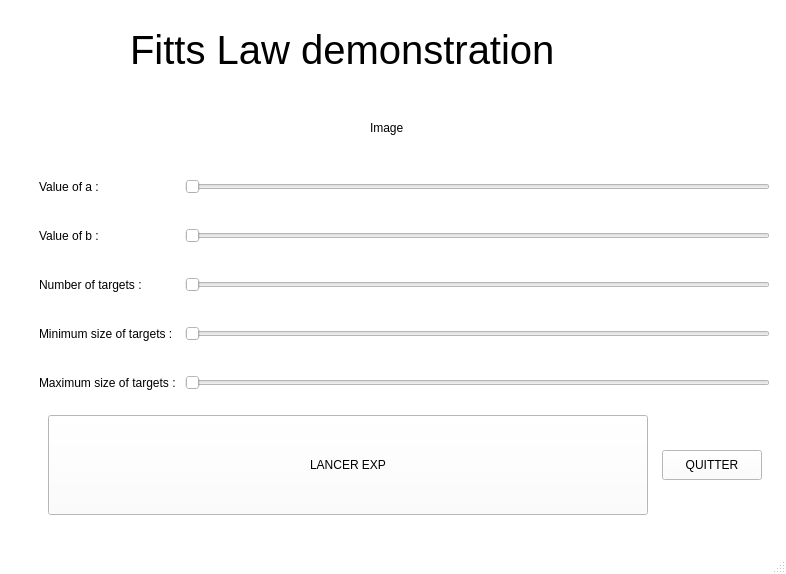
First picture: the form in mainView.ui, repository SophieShirine/FittsLaw, before the edit.
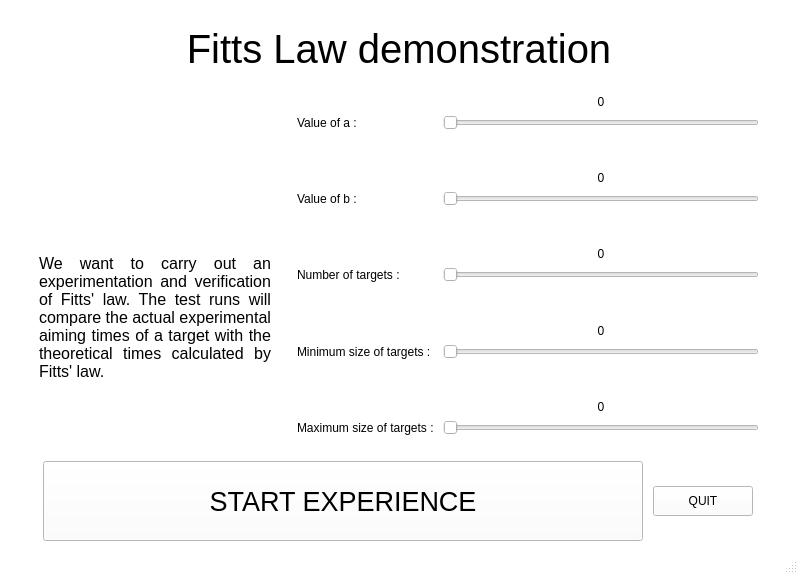
Second picture: the form after the edit. Icons and pictures are not drawn.

What changed in the file:
```diff
--- a/mainView.ui
+++ b/mainView.ui
@@ -12,7 +12,7 @@
    <rect>
     <x>0</x>
     <y>0</y>
-    <width>786</width>
+    <width>798</width>
     <height>574</height>
    </rect>
   </property>
@@ -474,19 +474,13 @@
      <height>550</height>
     </size>
    </property>
+   <layout class="QVBoxLayout" name="verticalLayout">
+    <item>
    <widget class="QLabel" name="titleLabel">
-    <property name="geometry">
-     <rect>
-      <x>130</x>
-      <y>0</y>
-      <width>531</width>
-      <height>100</height>
-     </rect>
-    </property>
     <property name="minimumSize">
      <size>
-      <width>500</width>
-      <height>100</height>
+        <width>600</width>
+        <height>80</height>
      </size>
     </property>
     <property name="font">
@@ -494,203 +488,357 @@
       <pointsize>30</pointsize>
      </font>
     </property>
+      <property name="layoutDirection">
+       <enum>Qt::LeftToRight</enum>
+      </property>
+      <property name="frameShape">
+       <enum>QFrame::NoFrame</enum>
+      </property>
     <property name="text">
      <string>Fitts Law demonstration</string>
     </property>
-   </widget>
-   <widget class="QWidget" name="horizontalLayoutWidget">
-    <property name="geometry">
-     <rect>
-      <x>40</x>
-      <y>400</y>
-      <width>731</width>
-      <height>131</height>
-     </rect>
-    </property>
-    <layout class="QHBoxLayout" name="buttonLayout">
+      <property name="textFormat">
+       <enum>Qt::AutoText</enum>
+      </property>
+      <property name="alignment">
+       <set>Qt::AlignCenter</set>
+      </property>
+     </widget>
+    </item>
+    <item>
+     <spacer name="verticalSpacer_6">
+      <property name="orientation">
+       <enum>Qt::Vertical</enum>
+      </property>
+      <property name="sizeHint" stdset="0">
+       <size>
+        <width>20</width>
+        <height>40</height>
+       </size>
+      </property>
+     </spacer>
+    </item>
      <item>
-      <widget class="QPushButton" name="startBtn">
+     <layout class="QHBoxLayout" name="centerLayout">
+      <item>
+       <spacer name="horizontalSpacer_2">
+        <property name="orientation">
+         <enum>Qt::Horizontal</enum>
+        </property>
+        <property name="sizeType">
+         <enum>QSizePolicy::Preferred</enum>
+        </property>
+        <property name="sizeHint" stdset="0">
+         <size>
+          <width>30</width>
+          <height>20</height>
+         </size>
+        </property>
+       </spacer>
+      </item>
+      <item>
+       <layout class="QVBoxLayout" name="formulaLayout">
+        <item>
+         <widget class="QLabel" name="formulaImage">
+          <property name="sizePolicy">
+           <sizepolicy hsizetype="Preferred" vsizetype="Preferred">
+            <horstretch>0</horstretch>
+            <verstretch>0</verstretch>
+           </sizepolicy>
+          </property>
        <property name="minimumSize">
         <size>
-         <width>80</width>
-         <height>80</height>
-        </size>
-       </property>
-       <property name="maximumSize">
-        <size>
-         <width>600</width>
-         <height>100</height>
-        </size>
-       </property>
-       <property name="sizeIncrement">
-        <size>
          <width>0</width>
          <height>0</height>
         </size>
        </property>
-       <property name="baseSize">
+          <property name="maximumSize">
         <size>
-         <width>500</width>
-         <height>200</height>
+            <width>300</width>
+            <height>100</height>
         </size>
        </property>
        <property name="text">
-        <string>LANCER EXP</string>
-       </property>
-       <property name="checkable">
+           <string/>
+          </property>
+          <property name="pixmap">
+           <pixmap resource="resourceFile.qrc">:/images/ResourceFile/formula.png</pixmap>
+          </property>
+         </widget>
+        </item>
+        <item>
+         <widget class="QLabel" name="helpLabel">
+          <property name="font">
+           <font>
+            <pointsize>12</pointsize>
+           </font>
+          </property>
+          <property name="text">
+           <string>&lt;html&gt;&lt;head/&gt;&lt;body&gt;&lt;p align=&quot;justify&quot;&gt;We want to carry out an experimentation and verification of Fitts' law. The test runs will compare the actual experimental aiming times of a target with the theoretical times calculated by Fitts' law.&lt;/p&gt;&lt;/body&gt;&lt;/html&gt;</string>
+          </property>
+          <property name="textFormat">
+           <enum>Qt::AutoText</enum>
+          </property>
+          <property name="scaledContents">
         <bool>false</bool>
        </property>
-      </widget>
-     </item>
-     <item>
-      <widget class="QPushButton" name="leaveBtn">
-       <property name="maximumSize">
-        <size>
-         <width>100</width>
-         <height>30</height>
-        </size>
-       </property>
-       <property name="text">
-        <string>QUITTER</string>
+          <property name="wordWrap">
+           <bool>true</bool>
        </property>
       </widget>
      </item>
     </layout>
-   </widget>
-   <widget class="QLabel" name="label_2">
-    <property name="geometry">
-     <rect>
-      <x>370</x>
-      <y>120</y>
-      <width>55</width>
-      <height>16</height>
-     </rect>
-    </property>
-    <property name="text">
-     <string>Image</string>
-    </property>
-   </widget>
-   <widget class="QWidget" name="formLayoutWidget">
-    <property name="geometry">
-     <rect>
-      <x>39</x>
-      <y>179</y>
-      <width>731</width>
-      <height>211</height>
-     </rect>
-    </property>
+      </item>
+      <item>
+       <spacer name="horizontalSpacer">
+        <property name="orientation">
+         <enum>Qt::Horizontal</enum>
+        </property>
+        <property name="sizeType">
+         <enum>QSizePolicy::Preferred</enum>
+        </property>
+        <property name="sizeHint" stdset="0">
+         <size>
+          <width>20</width>
+          <height>20</height>
+         </size>
+        </property>
+       </spacer>
+      </item>
+      <item>
     <layout class="QFormLayout" name="configurationLayout">
-     <item row="0" column="0">
+        <item row="0" column="1">
       <widget class="QLabel" name="aValueLabel">
        <property name="text">
+           <string>0</string>
+          </property>
+          <property name="alignment">
+           <set>Qt::AlignCenter</set>
+          </property>
+         </widget>
+        </item>
+        <item row="1" column="0">
+         <widget class="QLabel" name="aValueTitle">
+          <property name="text">
         <string>Value of a :</string>
        </property>
       </widget>
      </item>
-     <item row="0" column="1">
+        <item row="1" column="1">
       <widget class="QSlider" name="aValue">
        <property name="orientation">
         <enum>Qt::Horizontal</enum>
        </property>
-      </widget>
-     </item>
-     <item row="2" column="0">
+          <property name="invertedAppearance">
+           <bool>false</bool>
+          </property>
+          <property name="invertedControls">
+           <bool>false</bool>
+          </property>
+         </widget>
+        </item>
+        <item row="2" column="1">
+         <spacer name="verticalSpacer">
+          <property name="orientation">
+           <enum>Qt::Vertical</enum>
+          </property>
+          <property name="sizeHint" stdset="0">
+           <size>
+            <width>20</width>
+            <height>40</height>
+           </size>
+          </property>
+         </spacer>
+        </item>
+        <item row="3" column="1">
       <widget class="QLabel" name="bValueLabel">
        <property name="text">
+           <string>0</string>
+          </property>
+          <property name="alignment">
+           <set>Qt::AlignCenter</set>
+          </property>
+         </widget>
+        </item>
+        <item row="4" column="0">
+         <widget class="QLabel" name="bValueTitle">
+          <property name="text">
         <string>Value of b :</string>
        </property>
       </widget>
      </item>
-     <item row="2" column="1">
+        <item row="4" column="1">
       <widget class="QSlider" name="bValue">
        <property name="orientation">
         <enum>Qt::Horizontal</enum>
        </property>
       </widget>
      </item>
-     <item row="4" column="0">
+        <item row="5" column="1">
+         <spacer name="verticalSpacer_2">
+          <property name="orientation">
+           <enum>Qt::Vertical</enum>
+          </property>
+          <property name="sizeHint" stdset="0">
+           <size>
+            <width>20</width>
+            <height>40</height>
+           </size>
+          </property>
+         </spacer>
+        </item>
+        <item row="6" column="1">
       <widget class="QLabel" name="nbTargetLabel">
        <property name="text">
+           <string>0</string>
+          </property>
+          <property name="alignment">
+           <set>Qt::AlignCenter</set>
+          </property>
+         </widget>
+        </item>
+        <item row="7" column="0">
+         <widget class="QLabel" name="nbTargetTitle">
+          <property name="text">
         <string>Number of targets :</string>
        </property>
       </widget>
      </item>
-     <item row="4" column="1">
+        <item row="7" column="1">
       <widget class="QSlider" name="nbTarget">
        <property name="orientation">
         <enum>Qt::Horizontal</enum>
        </property>
       </widget>
      </item>
-     <item row="6" column="0">
+        <item row="8" column="1">
+         <spacer name="verticalSpacer_3">
+          <property name="orientation">
+           <enum>Qt::Vertical</enum>
+          </property>
+          <property name="sizeHint" stdset="0">
+           <size>
+            <width>20</width>
+            <height>40</height>
+           </size>
+          </property>
+         </spacer>
+        </item>
+        <item row="9" column="1">
       <widget class="QLabel" name="minSizeLabel">
        <property name="text">
+           <string>0</string>
+          </property>
+          <property name="alignment">
+           <set>Qt::AlignCenter</set>
+          </property>
+         </widget>
+        </item>
+        <item row="10" column="0">
+         <widget class="QLabel" name="minSizeTitle">
+          <property name="text">
         <string>Minimum size of targets : </string>
        </property>
       </widget>
      </item>
-     <item row="6" column="1">
+        <item row="10" column="1">
       <widget class="QSlider" name="minSize">
        <property name="orientation">
         <enum>Qt::Horizontal</enum>
        </property>
       </widget>
      </item>
-     <item row="8" column="0">
+        <item row="11" column="1">
+         <spacer name="verticalSpacer_4">
+          <property name="orientation">
+           <enum>Qt::Vertical</enum>
+          </property>
+          <property name="sizeHint" stdset="0">
+           <size>
+            <width>20</width>
+            <height>40</height>
+           </size>
+          </property>
+         </spacer>
+        </item>
+        <item row="12" column="1">
       <widget class="QLabel" name="maxSizeLabel">
        <property name="text">
+           <string>0</string>
+          </property>
+          <property name="alignment">
+           <set>Qt::AlignCenter</set>
+          </property>
+         </widget>
+        </item>
+        <item row="13" column="0">
+         <widget class="QLabel" name="maxSizeTitle">
+          <property name="text">
         <string>Maximum size of targets : </string>
        </property>
       </widget>
      </item>
-     <item row="8" column="1">
+        <item row="13" column="1">
       <widget class="QSlider" name="maxSize">
        <property name="orientation">
         <enum>Qt::Horizontal</enum>
        </property>
       </widget>
      </item>
-     <item row="1" column="1">
-      <spacer name="verticalSpacer">
+       </layout>
+      </item>
+      <item>
+       <spacer name="horizontalSpacer_3">
        <property name="orientation">
-        <enum>Qt::Vertical</enum>
-       </property>
+         <enum>Qt::Horizontal</enum>
+        </property>
+        <property name="sizeType">
+         <enum>QSizePolicy::Preferred</enum>
+        </property>
        <property name="sizeHint" stdset="0">
         <size>
-         <width>20</width>
-         <height>40</height>
+          <width>30</width>
+          <height>20</height>
         </size>
        </property>
       </spacer>
      </item>
-     <item row="3" column="1">
-      <spacer name="verticalSpacer_2">
+     </layout>
+    </item>
+    <item>
+     <spacer name="verticalSpacer_7">
        <property name="orientation">
         <enum>Qt::Vertical</enum>
        </property>
+      <property name="sizeType">
+       <enum>QSizePolicy::Expanding</enum>
+      </property>
        <property name="sizeHint" stdset="0">
         <size>
          <width>20</width>
-         <height>40</height>
+        <height>50</height>
         </size>
        </property>
       </spacer>
      </item>
-     <item row="5" column="1">
-      <spacer name="verticalSpacer_3">
+    <item>
+     <spacer name="verticalSpacer_8">
        <property name="orientation">
         <enum>Qt::Vertical</enum>
        </property>
+      <property name="sizeType">
+       <enum>QSizePolicy::Fixed</enum>
+      </property>
        <property name="sizeHint" stdset="0">
         <size>
          <width>20</width>
-         <height>40</height>
+        <height>20</height>
         </size>
        </property>
       </spacer>
      </item>
-     <item row="7" column="1">
-      <spacer name="verticalSpacer_4">
+    <item>
+     <spacer name="verticalSpacer_5">
        <property name="orientation">
         <enum>Qt::Vertical</enum>
        </property>
@@ -702,8 +850,95 @@
        </property>
       </spacer>
      </item>
-    </layout>
-   </widget>
+    <item>
+     <layout class="QHBoxLayout" name="buttonLayout">
+      <item>
+       <spacer name="horizontalSpacer_4">
+        <property name="orientation">
+         <enum>Qt::Horizontal</enum>
+        </property>
+        <property name="sizeType">
+         <enum>QSizePolicy::Preferred</enum>
+        </property>
+        <property name="sizeHint" stdset="0">
+         <size>
+          <width>30</width>
+          <height>20</height>
+         </size>
+        </property>
+       </spacer>
+      </item>
+      <item>
+       <widget class="QPushButton" name="startBtn">
+        <property name="minimumSize">
+         <size>
+          <width>500</width>
+          <height>80</height>
+         </size>
+        </property>
+        <property name="maximumSize">
+         <size>
+          <width>600</width>
+          <height>100</height>
+         </size>
+        </property>
+        <property name="sizeIncrement">
+         <size>
+          <width>0</width>
+          <height>0</height>
+         </size>
+        </property>
+        <property name="baseSize">
+         <size>
+          <width>500</width>
+          <height>200</height>
+         </size>
+        </property>
+        <property name="font">
+         <font>
+          <pointsize>20</pointsize>
+         </font>
+        </property>
+        <property name="text">
+         <string>START EXPERIENCE</string>
+        </property>
+        <property name="checkable">
+         <bool>false</bool>
+        </property>
+       </widget>
+      </item>
+      <item>
+       <widget class="QPushButton" name="leaveBtn">
+        <property name="maximumSize">
+         <size>
+          <width>100</width>
+          <height>30</height>
+         </size>
+        </property>
+        <property name="text">
+         <string>QUIT</string>
+        </property>
+       </widget>
+      </item>
+      <item>
+       <spacer name="horizontalSpacer_5">
+        <property name="orientation">
+         <enum>Qt::Horizontal</enum>
+        </property>
+        <property name="sizeType">
+         <enum>QSizePolicy::Preferred</enum>
+        </property>
+        <property name="sizeHint" stdset="0">
+         <size>
+          <width>30</width>
+          <height>20</height>
+         </size>
+        </property>
+       </spacer>
+      </item>
+     </layout>
+    </item>
+   </layout>
   </widget>
   <widget class="QStatusBar" name="statusbar"/>
  </widget>
```
Left out of the diff: 11 changed lines with no effect on the pictures. Lines whose indentation alone changed are shown as unchanged.
